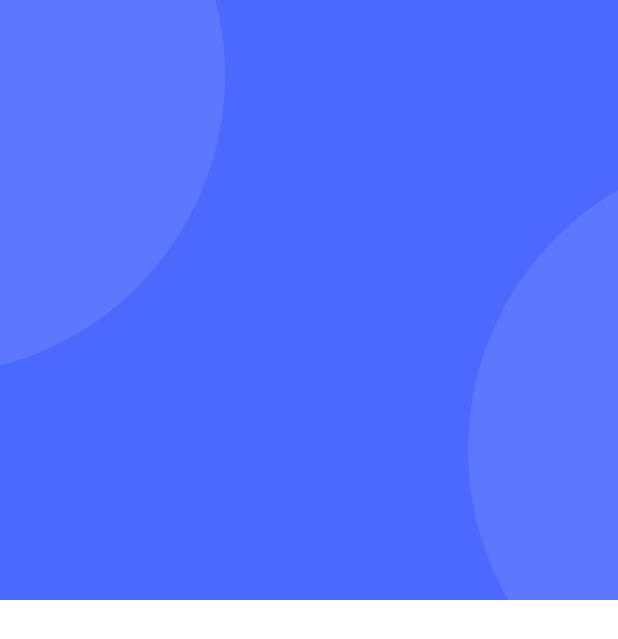
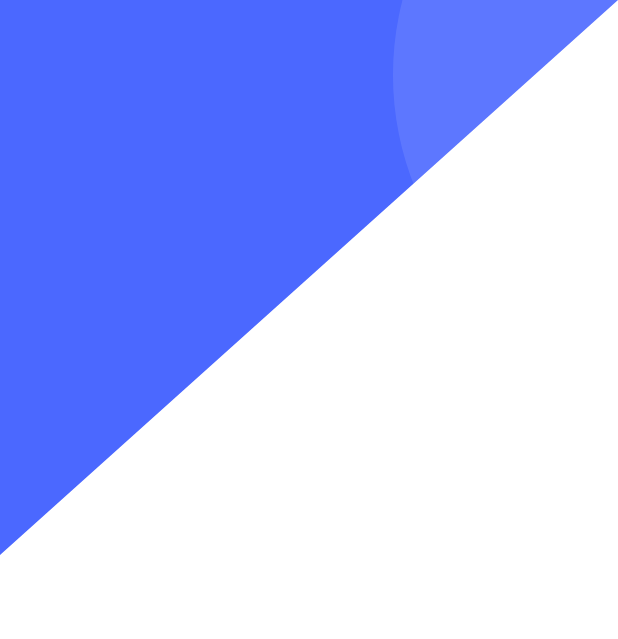
Before and after one commit to Danial14/apna_store, a Flutter app: the Home screen opened directly, on a phone screen of 412 x 824 dp. Shown: the top 639 px of the screen. Run offline on Flutter 3.47's test engine with Material 3 defaults, Android fonts, the phone set to English and light mode, and no system bars; our stand-ins replace get, get_storage, iconsax_flutter, logger, smooth_page_indicator; accounts and stored records are empty.

Commit message:
working on custom shape and edges

```diff
--- /dev/null
+++ b/lib/common/widgets/custom_shapes/curved_edges/curved_edges.dart
@@ -0,0 +1,20 @@
+import 'package:flutter/material.dart';
+
+class CurvedEdges extends CustomClipper<Path>{
+  @override
+  getClip(Size size) {
+    Path path = Path();
+    path.lineTo(0, size.height);
+    final firstCurve = Offset(0, size.height - 20);
+    final lastCurve = Offset(0, size.height - 30);
+    path.quadraticBezierTo(firstCurve.dx, firstCurve.dy, lastCurve.dx, lastCurve.dy);
+    path.lineTo(size.width, 0);
+    return path;
+  }
+
+  @override
+  bool shouldReclip(covariant CustomClipper<dynamic> oldClipper) {
+    return false;
+  }
+
+}
--- a/lib/features/shop/screens/home/home.dart
+++ b/lib/features/shop/screens/home/home.dart
@@ -2,6 +2,7 @@ import 'package:apna_store/utils/helpers/helper_functions.dart';
 import 'package:flutter/material.dart';
 
 import '../../../../common/widgets/custom_shapes/container/circular_container.dart';
+import '../../../../common/widgets/custom_shapes/curved_edges/curved_edges.dart';
 import '../../../../utils/constants/colors.dart';
 
 class Home extends StatelessWidget {
@@ -14,7 +15,9 @@ class Home extends StatelessWidget {
       body: SingleChildScrollView(
         child: Column(
           children: [
-            Container(
+            ClipPath(
+              clipper: CurvedEdges(),
+              child: Container(
                 decoration: BoxDecoration(
                   color: AppColors.primary
                 ),
@@ -25,13 +28,14 @@ class Home extends StatelessWidget {
                     children: [
                       Positioned(
                           top: -150,
-                        left: -250,
+                          right: -250,
                           child: CircularShape(backgroundColor: AppColors.textWhite.withOpacity(0.1),)),
                       Positioned(
                           top: 100,
                           right: -300,
                           child: CircularShape(backgroundColor: AppColors.textWhite.withOpacity(0.1),)),
                     ],
+                  ),
                 ),
               ),
             )
```
Lines whose indentation alone changed are shown as unchanged.
